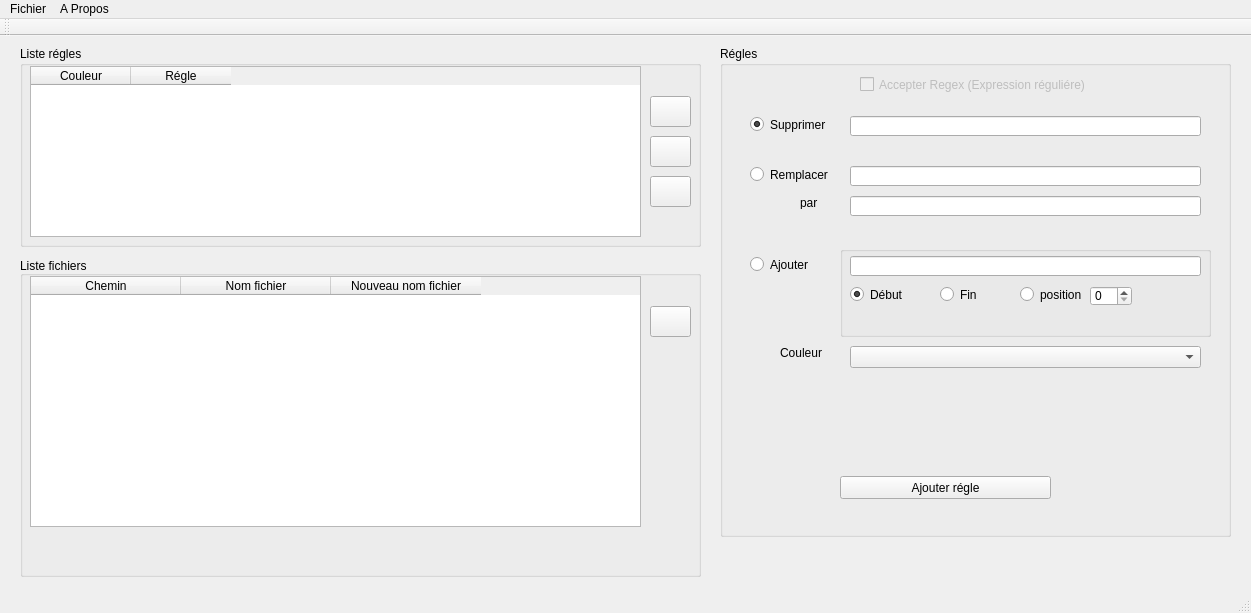
rjayez/Scribitus, file mainwindow.ui: the form before one commit.
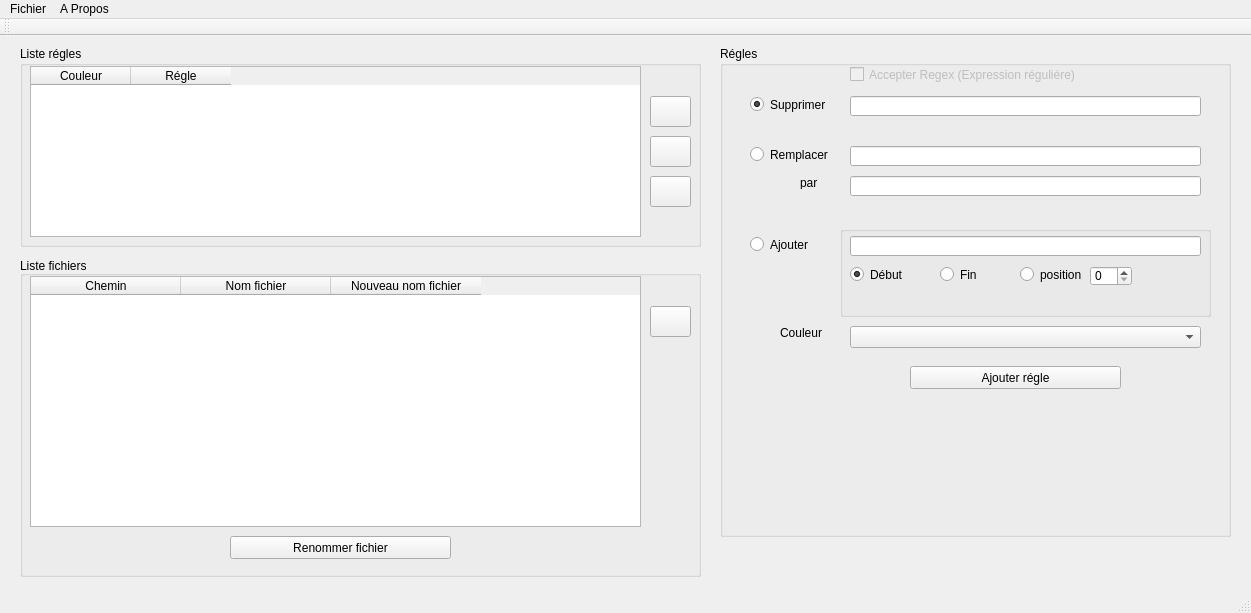
The form after the commit. Icons and pictures are not drawn.

Commit message: Petite maj interface Modification de l'objet file pour séparer nom de fichier et extension Modification des constructeurs des object Rule Correction de l'application des règles sur les noms de fichier et de son affichage

```diff
--- a/mainwindow.ui
+++ b/mainwindow.ui
@@ -50,7 +50,7 @@
               <property name="geometry">
                   <rect>
                       <x>30</x>
-                      <y>70</y>
+                      <y>50</y>
                       <width>82</width>
                       <height>17</height>
                   </rect>
@@ -66,7 +66,7 @@
               <property name="geometry">
                   <rect>
                       <x>30</x>
-                      <y>120</y>
+                      <y>100</y>
                       <width>82</width>
                       <height>17</height>
                   </rect>
@@ -79,7 +79,7 @@
               <property name="geometry">
                   <rect>
                       <x>130</x>
-                      <y>70</y>
+                      <y>50</y>
                       <width>351</width>
                       <height>20</height>
                   </rect>
@@ -92,7 +92,7 @@
               <property name="geometry">
                   <rect>
                       <x>130</x>
-                      <y>120</y>
+                      <y>100</y>
                       <width>351</width>
                       <height>20</height>
                   </rect>
@@ -105,7 +105,7 @@
               <property name="geometry">
                   <rect>
                       <x>130</x>
-                      <y>150</y>
+                      <y>130</y>
                       <width>351</width>
                       <height>20</height>
                   </rect>
@@ -118,7 +118,7 @@
               <property name="geometry">
                   <rect>
                       <x>80</x>
-                      <y>150</y>
+                      <y>130</y>
                       <width>47</width>
                       <height>13</height>
                   </rect>
@@ -133,8 +133,8 @@
               </property>
               <property name="geometry">
                   <rect>
-                      <x>140</x>
-                      <y>30</y>
+                      <x>130</x>
+                      <y>20</y>
                       <width>241</width>
                       <height>17</height>
                   </rect>
@@ -147,7 +147,7 @@
               <property name="geometry">
                   <rect>
                       <x>30</x>
-                      <y>210</y>
+                      <y>190</y>
                       <width>82</width>
                       <height>17</height>
                   </rect>
@@ -160,7 +160,7 @@
               <property name="geometry">
                   <rect>
                       <x>130</x>
-                      <y>300</y>
+                      <y>280</y>
                       <width>351</width>
                       <height>22</height>
                   </rect>
@@ -170,7 +170,7 @@
               <property name="geometry">
                   <rect>
                       <x>60</x>
-                      <y>300</y>
+                      <y>280</y>
                       <width>47</width>
                       <height>13</height>
                   </rect>
@@ -182,8 +182,8 @@
           <widget class="QPushButton" name="buttonRule">
               <property name="geometry">
                   <rect>
-                      <x>120</x>
-                      <y>430</y>
+                      <x>190</x>
+                      <y>320</y>
                       <width>211</width>
                       <height>23</height>
                   </rect>
@@ -196,7 +196,7 @@
               <property name="geometry">
                   <rect>
                       <x>120</x>
-                      <y>200</y>
+                      <y>180</y>
                       <width>371</width>
                       <height>91</height>
                   </rect>
@@ -393,6 +393,19 @@
                   </iconset>
               </property>
           </widget>
+          <widget class="QPushButton" name="btnRename">
+              <property name="geometry">
+                  <rect>
+                      <x>210</x>
+                      <y>280</y>
+                      <width>221</width>
+                      <height>23</height>
+                  </rect>
+              </property>
+              <property name="text">
+                  <string>Renommer fichier</string>
+              </property>
+          </widget>
       </widget>
       <widget class="QGroupBox" name="groupBoxTableRule">
           <property name="geometry">
```
The commit also changes 4 other files.
